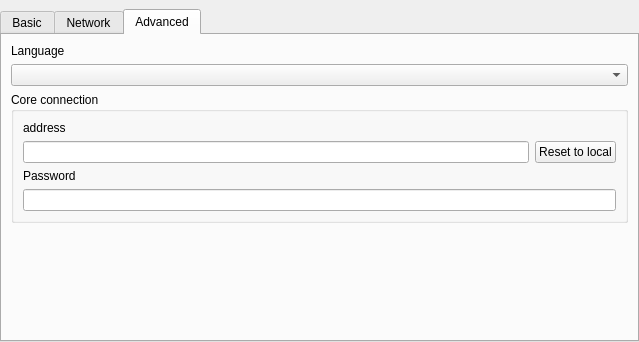
This is application/GUI/Settings/WidgetSettings.ui in Ummon/D-LAN as Qt 5 draws it before an edit. The edited form follows.
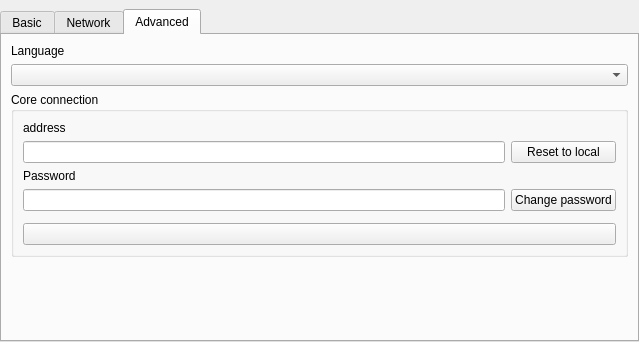
This is the edited form. The open tabs and pages were chosen to show the change. Icons and pictures are not drawn.

Commit message: Improve the RemoteCoreController, add the ability to connect to a new core while staying connected to the current one.

Diff of the .ui file:
```diff
--- a/application/GUI/Settings/WidgetSettings.ui
+++ b/application/GUI/Settings/WidgetSettings.ui
@@ -313,39 +313,69 @@
          </property>
          <layout class="QVBoxLayout" name="verticalLayout">
           <item>
+           <layout class="QGridLayout" name="gridLayout">
+            <item row="0" column="0" colspan="2">
            <widget class="QLabel" name="lblCoreAddress">
             <property name="text">
              <string>address</string>
             </property>
            </widget>
           </item>
-          <item>
-           <layout class="QHBoxLayout" name="horizontalLayout">
-            <item>
+            <item row="1" column="0">
              <widget class="QLineEdit" name="txtCoreAddress"/>
             </item>
-            <item>
+            <item row="1" column="1">
              <widget class="QPushButton" name="butResetCoreAddress">
               <property name="text">
                <string>Reset to local</string>
               </property>
              </widget>
             </item>
-           </layout>
-          </item>
-          <item>
+            <item row="2" column="0" colspan="2">
            <widget class="QLabel" name="lblPassword">
             <property name="text">
              <string>Password</string>
             </property>
            </widget>
           </item>
-          <item>
+            <item row="3" column="0">
            <widget class="QLineEdit" name="txtPassword">
             <property name="echoMode">
              <enum>QLineEdit::Password</enum>
             </property>
            </widget>
+            </item>
+            <item row="3" column="1">
+             <widget class="QPushButton" name="butChangePassword">
+              <property name="text">
+               <string>Change password</string>
+              </property>
+             </widget>
+            </item>
+            <item row="5" column="0" colspan="2">
+             <widget class="QPushButton" name="butConnect">
+              <property name="text">
+               <string notr="true"/>
+              </property>
+             </widget>
+            </item>
+            <item row="4" column="0">
+             <spacer name="verticalSpacer_3">
+              <property name="orientation">
+               <enum>Qt::Vertical</enum>
+              </property>
+              <property name="sizeType">
+               <enum>QSizePolicy::Fixed</enum>
+              </property>
+              <property name="sizeHint" stdset="0">
+               <size>
+                <width>20</width>
+                <height>6</height>
+               </size>
+              </property>
+             </spacer>
+            </item>
+           </layout>
           </item>
          </layout>
         </widget>
```
Left out of the diff: 2 changed lines with no effect on the pictures. Lines whose indentation alone changed are shown as unchanged. The commit also changes 16 other files.
